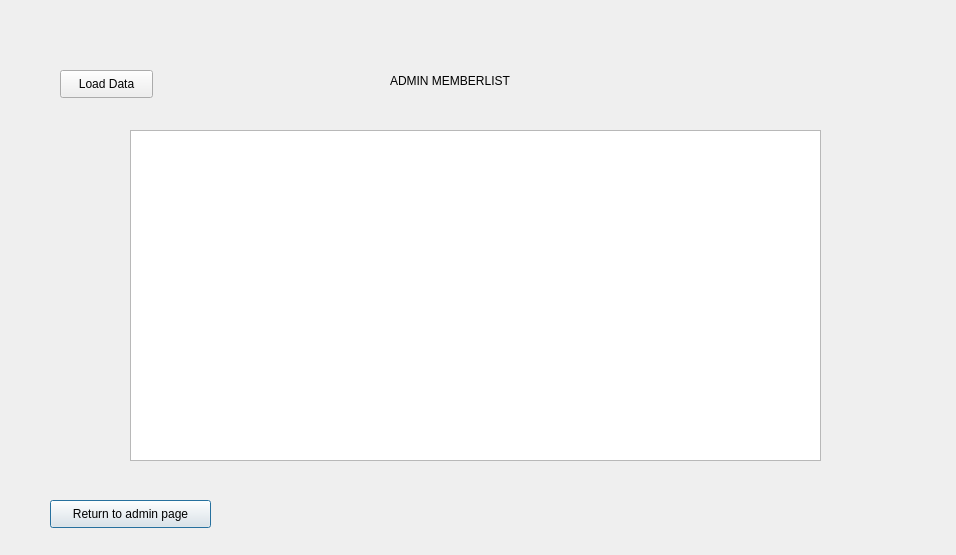
Above: Project2/admin_member_database.ui from tdragon00/CS1C_Project_2 before the change. Below: the same form after it.
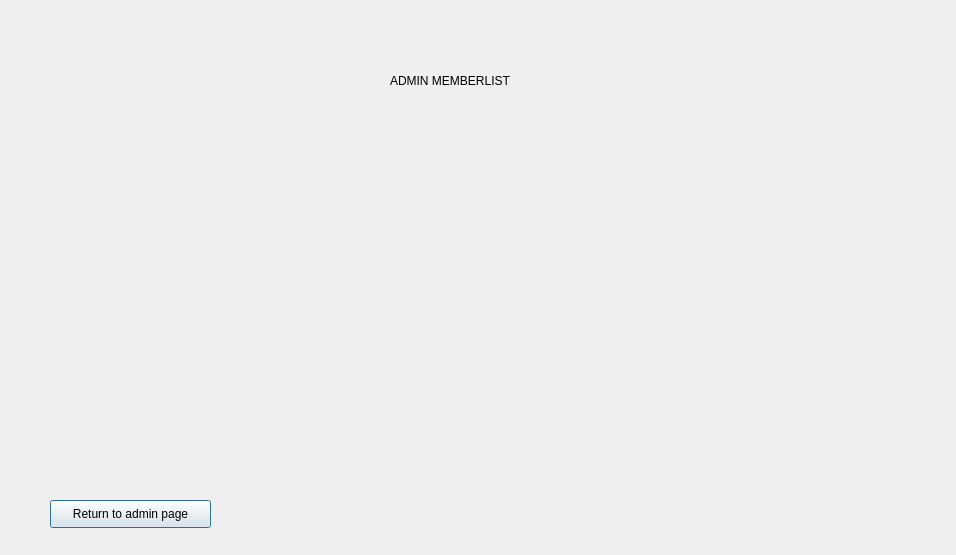
That is the form after the change.

```diff
--- a/Project2/admin_member_database.ui
+++ b/Project2/admin_member_database.ui
@@ -39,29 +39,6 @@
     <string>Return to admin page</string>
    </property>
   </widget>
-  <widget class="QPushButton" name="pushButton_2">
-   <property name="geometry">
-    <rect>
-     <x>60</x>
-     <y>70</y>
-     <width>93</width>
-     <height>28</height>
-    </rect>
-   </property>
-   <property name="text">
-    <string>Load Data</string>
-   </property>
-  </widget>
-  <widget class="QTableView" name="tableView">
-   <property name="geometry">
-    <rect>
-     <x>130</x>
-     <y>130</y>
-     <width>691</width>
-     <height>331</height>
-    </rect>
-   </property>
-  </widget>
  </widget>
  <resources/>
  <connections/>
```
